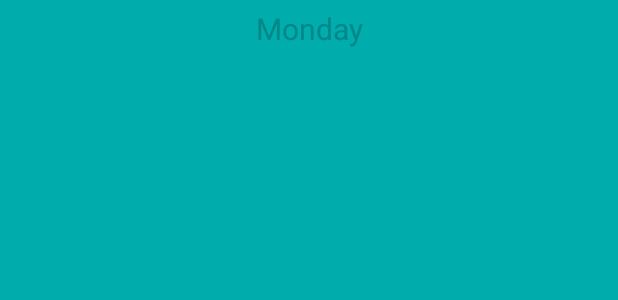
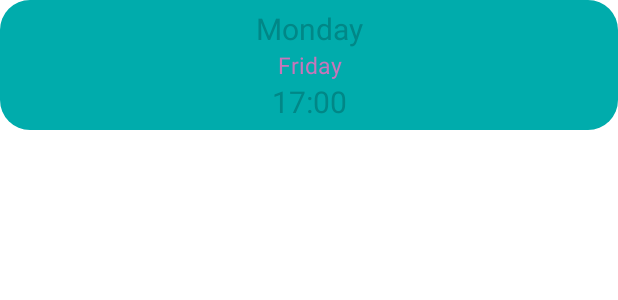
Before and after one commit to JorgeMasson/Practica8_Digimind, an Android app: the layout recordatorio.xml on its own in the app's theme, with its tools: preview values and no code run, on a phone screen of 412 x 824 dp. Shown: the top 300 px of the screen. Run offline under Robolectric (Android 15) with nearby library versions, the phone set to English and light mode, and no system bars.

```diff
--- /dev/null
+++ b/app/src/main/res/drawable/fondo.xml
@@ -0,0 +1,11 @@
+<?xml version="1.0" encoding="utf-8"?>
+<selector xmlns:android="http://schemas.android.com/apk/res/android">
+
+    <item>
+        <shape android:shape="rectangle">
+            <solid android:color="@color/colorPrimary"/>
+            <corners android:radius="20dp"></corners>
+        </shape>
+    </item>
+
+</selector>
--- a/app/src/main/res/layout/recordatorio.xml
+++ b/app/src/main/res/layout/recordatorio.xml
@@ -1,9 +1,9 @@
 <?xml version="1.0" encoding="utf-8"?>
 <LinearLayout xmlns:android="http://schemas.android.com/apk/res/android"
     android:layout_width="match_parent"
-    android:layout_height="match_parent"
+    android:layout_height="wrap_content"
     android:orientation="vertical"
-    android:background="@color/colorPrimary">
+    android:background="@drawable/fondo">
 
     <TextView
         android:id="@+id/txt_nombre_recordatorio"
@@ -32,7 +32,7 @@
         android:layout_height="wrap_content"
         android:layout_marginBottom="5dp"
         android:textColor="@color/colorPrimaryDark"
-        android:text="@string/friday"
+        android:text="17:00"
         android:gravity="center"
         android:textSize="20sp"
         />
```
Also changed, not shown: app/src/main/java/masson/reynoso/mydigimind/AdaptadorTareas.kt (added, +47 -0 lines), app/src/main/java/masson/reynoso/mydigimind/ui/home/HomeFragment.kt (+22 -28 lines), app/src/main/res/layout/task_view.xml (added, +47 -0 lines).
